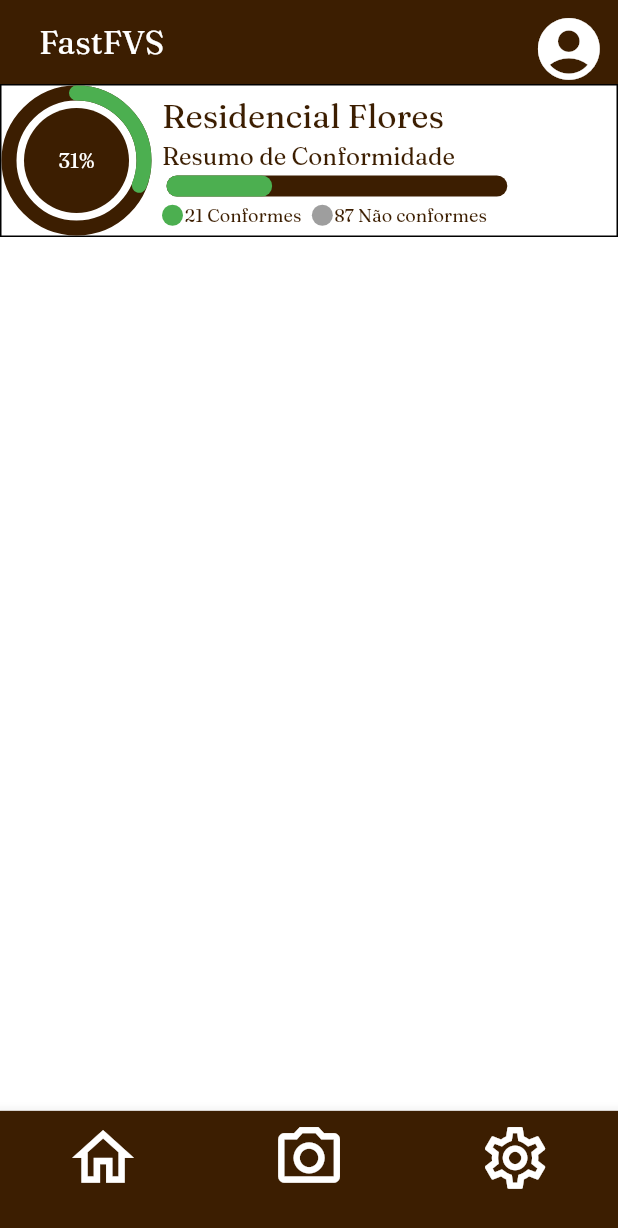
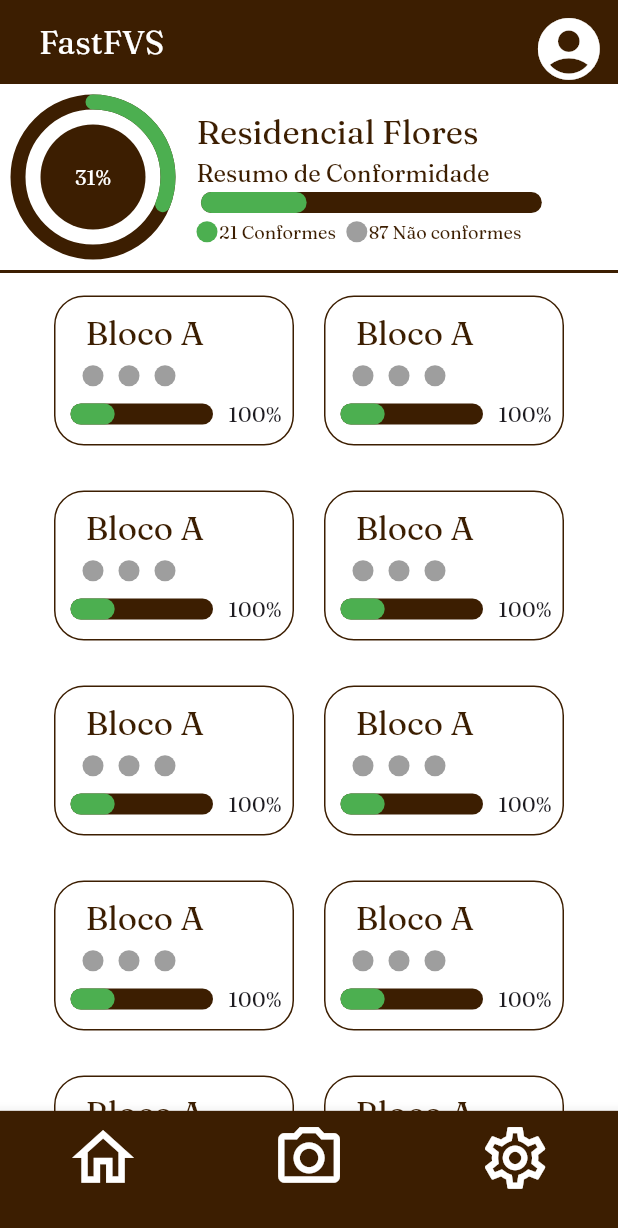
Before and after one commit to luiztcn78/FastFVS, a Flutter app: the screen it shows after launch, after a tap on an icon or button, on a phone screen of 412 x 824 dp. Shown: the top 1228 px of the screen. Run offline on Flutter 3.47's test engine with Material 3 defaults, Android fonts, the phone set to English and light mode, and no system bars; drawn by our look-alikes of percent_indicator; our stand-ins replace google_fonts.

Commit message:
ADD: Container de partição

```diff
--- a/fastfvs_front/lib/view/pages/pagina_obra.dart
+++ b/fastfvs_front/lib/view/pages/pagina_obra.dart
@@ -1,4 +1,5 @@
 import 'package:fastfvs_front/view/pages/pagina_base.dart';
+import 'package:fastfvs_front/view/widgets/container_particao.dart';
 import 'package:fastfvs_front/view/widgets/informacao_obra.dart';
 import 'package:flutter/material.dart';
 
@@ -9,12 +10,28 @@ class PaginaObra extends StatelessWidget{
   Widget build(BuildContext context) {
     return PaginaBase(
       paginaAberta: 0,
-      body: Column(
-        children: [
-          Container(
-            child: InformacaoObra(),
-          ),
-        ],
+      body: SingleChildScrollView(
+        child: Column(
+          children: [
+            InformacaoObra(),
+            Wrap(
+              spacing: 0,
+              runSpacing: 0,
+              children: [
+                ContainerParticao(),
+                ContainerParticao(),
+                ContainerParticao(),
+                ContainerParticao(),
+                ContainerParticao(),
+                ContainerParticao(),
+                ContainerParticao(),
+                ContainerParticao(),
+                ContainerParticao(),
+                ContainerParticao(),
+              ],
+            ),
+          ],
+        ),
       ),
     );
   }
--- /dev/null
+++ b/fastfvs_front/lib/view/widgets/container_particao.dart
@@ -0,0 +1,88 @@
+import 'package:flutter/material.dart';
+import 'package:percent_indicator/linear_percent_indicator.dart';
+
+class ContainerParticao extends StatelessWidget {
+  const ContainerParticao({super.key});
+
+  @override
+  Widget build(BuildContext context) {
+    return Padding(
+      padding: const EdgeInsets.only(top: 15, left: 10, bottom: 15, right: 10),
+      child: Container(
+        width: 160,
+        height: 100,
+        decoration: BoxDecoration(
+          border: Border.all(color: Theme.of(context).colorScheme.primary),
+          borderRadius: BorderRadius.all(Radius.circular(20))
+        ),
+        child: Column(
+          crossAxisAlignment: CrossAxisAlignment.start,
+          mainAxisAlignment: MainAxisAlignment.spaceBetween,
+            children: [
+              Padding(
+                padding: const EdgeInsets.only(top: 10, left: 20, right: 7),
+                child: Text("Bloco A", style: Theme.of(context).textTheme.headlineLarge?.copyWith(
+                    fontSize: 22,
+                    color: Theme.of(context).colorScheme.onSecondary)
+                ),
+              ),
+              Padding(
+                padding: EdgeInsetsGeometry.all(8),
+                child: Row(
+                  children: [
+                      Padding(
+                        padding: EdgeInsets.only(left: 10.0),
+                        child: Container(
+                          width: 14,
+                          height: 14,
+                          decoration: BoxDecoration(
+                            shape: BoxShape.circle,
+                            color: Colors.grey
+                          ),
+                        ),
+                      ),
+                      Padding(
+                        padding: EdgeInsets.only(left: 10.0),
+                        child: Container(
+                          width: 14,
+                          height: 14,
+                          decoration: BoxDecoration(
+                            shape: BoxShape.circle,
+                            color: Colors.grey
+                          ),
+                        ),
+                      ),
+                    Padding(
+                      padding: EdgeInsets.only(left: 10.0),
+                      child: Container(
+                        width: 14,
+                        height: 14,
+                        decoration: BoxDecoration(
+                          shape: BoxShape.circle,
+                          color: Colors.grey
+                        ),
+                      ),
+                    ),
+                  ],
+                ),
+              ),
+              Padding(
+                padding: EdgeInsets.only(bottom: 10),
+                child: LinearPercentIndicator(
+                  width: 115,
+                  lineHeight: 14.0,
+                  percent: 0.31,
+                  progressColor: Colors.green,
+                  backgroundColor: Theme.of(context).colorScheme.primary,
+                  barRadius: Radius.circular(8),
+                  animation: true,
+                  animationDuration: 800,
+                  trailing: Text("100%"),
+                ),
+              ),
+            ],
+          ),
+      ),
+    );
+  }
+}
--- a/fastfvs_front/lib/view/widgets/informacao_obra.dart
+++ b/fastfvs_front/lib/view/widgets/informacao_obra.dart
@@ -8,13 +8,17 @@ class InformacaoObra extends StatelessWidget {
   Widget build(BuildContext context) {
     return Container(
       decoration: BoxDecoration(
-        border: Border.all(color: Colors.black),
+        border: Border(
+          bottom: BorderSide(width: 2, color: Theme.of(context).colorScheme.primary)
+        ),
       ),
       child: Row(
         children: [
-          CircularPercentIndicator(
+          Padding(
+            padding: const EdgeInsets.all(7.0),
+            child: CircularPercentIndicator(
               circularStrokeCap: CircularStrokeCap.round,
-            radius: 50.0,
+              radius: 55.0,
               lineWidth: 10.0,
               percent: 0.31,        // 0.0 até 1.0 (75%)
               center: Container(
@@ -34,6 +38,7 @@ class InformacaoObra extends StatelessWidget {
               ),
               progressColor: Colors.green,
               backgroundColor: Theme.of(context).colorScheme.primary,
+                    ),
           ),
         Expanded(
           child: Column(
```
Lines whose indentation alone changed are shown as unchanged.
